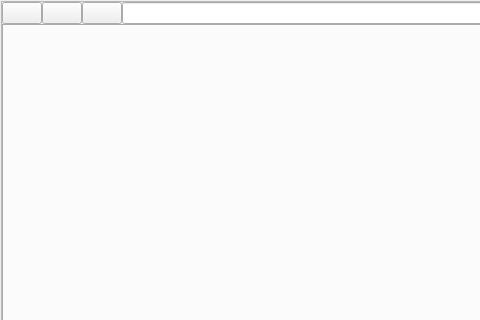
jmg/crawley, file crawley/web_browser/GUI/base.ui: the form before one commit; both pictures show x 0 to 480 and y 0 to 320 of the 773 by 553 pixel window.
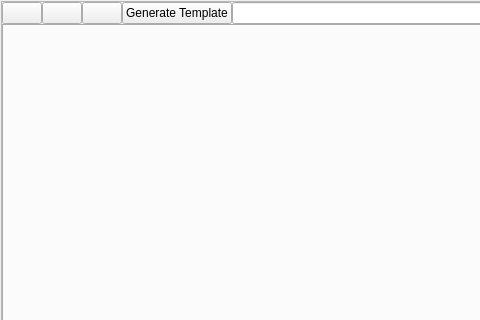
The form after the commit.

Commit message: browser based dsl templates generation

Diff of the .ui file:
```diff
--- a/crawley/web_browser/GUI/base.ui
+++ b/crawley/web_browser/GUI/base.ui
@@ -73,6 +73,13 @@
            </property>
           </widget>
          </item>
+         <item>
+          <widget class="QPushButton" name="bt_generate">
+           <property name="text">
+            <string>Generate Template</string>
+           </property>
+          </widget>
+         </item>
          <item>
           <widget class="QLineEdit" name="tb_url">
            <property name="sizePolicy">
```
The commit also changes 7 other files.
